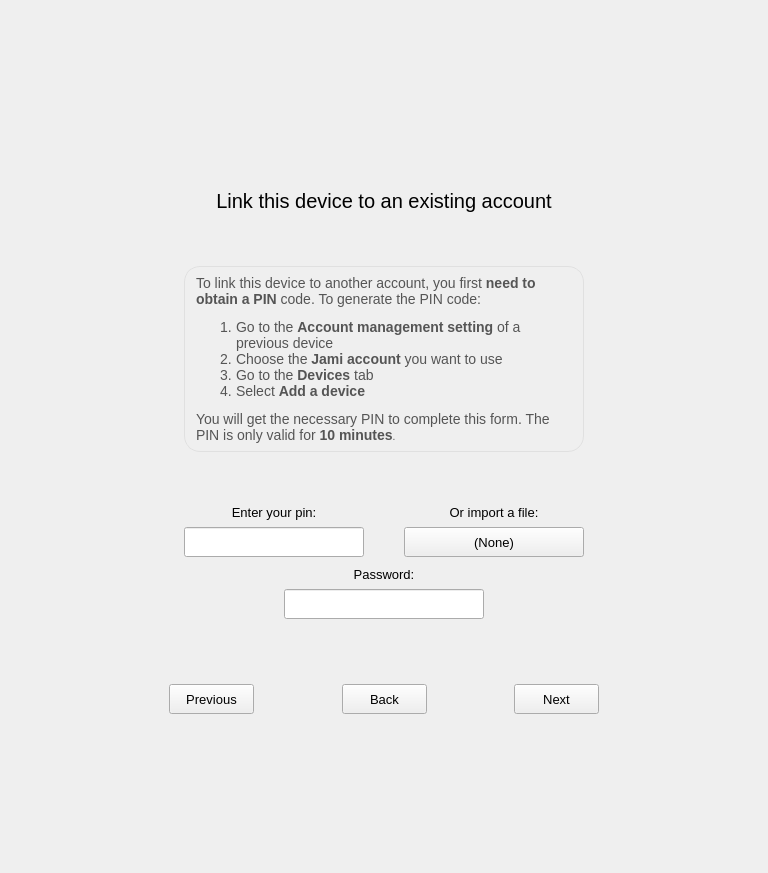
Old version of the form newwizardwidget.ui in the repository savoirfairelinux/jami-client-windows.
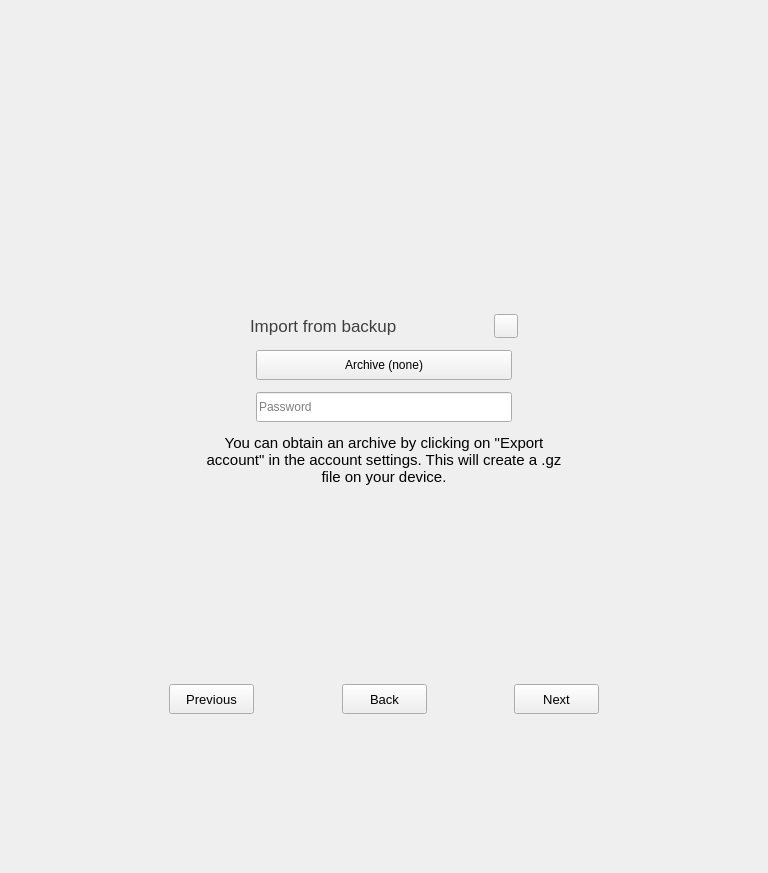
New version of the form. The open tabs and pages were chosen to show the change. Icons and pictures are not drawn. Custom widgets are drawn as their Qt base class.

Commit message:
newwizardwidget: rework account creation
+ Add Connect to Account Manager option
+ Separate import from backup/device

The edit to the form file:
```diff
--- a/newwizardwidget.ui
+++ b/newwizardwidget.ui
@@ -358,375 +358,7 @@
                  </item>
                 </layout>
                </widget>
-               <widget class="QWidget" name="linkRingAccountPage">
-                <layout class="QVBoxLayout" name="verticalLayout_7">
-                 <property name="spacing">
-                  <number>0</number>
-                 </property>
-                 <item>
-                  <spacer name="verticalSpacer">
-                   <property name="orientation">
-                    <enum>Qt::Vertical</enum>
-                   </property>
-                   <property name="sizeHint" stdset="0">
-                    <size>
-                     <width>20</width>
-                     <height>30</height>
-                    </size>
-                   </property>
-                  </spacer>
-                 </item>
-                 <item>
-                  <widget class="QLabel" name="label_2">
-                   <property name="sizePolicy">
-                    <sizepolicy hsizetype="Preferred" vsizetype="MinimumExpanding">
-                     <horstretch>0</horstretch>
-                     <verstretch>0</verstretch>
-                    </sizepolicy>
-                   </property>
-                   <property name="minimumSize">
-                    <size>
-                     <width>0</width>
-                     <height>0</height>
-                    </size>
-                   </property>
-                   <property name="maximumSize">
-                    <size>
-                     <width>16777215</width>
-                     <height>40</height>
-                    </size>
-                   </property>
-                   <property name="font">
-                    <font>
-                     <pointsize>15</pointsize>
-                    </font>
-                   </property>
-                   <property name="text">
-                    <string>Link this device to an existing account</string>
-                   </property>
-                   <property name="alignment">
-                    <set>Qt::AlignCenter</set>
-                   </property>
-                   <property name="wordWrap">
-                    <bool>false</bool>
-                   </property>
-                  </widget>
-                 </item>
-                 <item>
-                  <spacer name="verticalSpacer_15">
-                   <property name="orientation">
-                    <enum>Qt::Vertical</enum>
-                   </property>
-                   <property name="sizeHint" stdset="0">
-                    <size>
-                     <width>20</width>
-                     <height>40</height>
-                    </size>
-                   </property>
-                  </spacer>
-                 </item>
-                 <item>
-                  <widget class="QWidget" name="horizontalWidget" native="true">
-                   <layout class="QGridLayout" name="gridLayout_7">
-                    <property name="leftMargin">
-                     <number>0</number>
-                    </property>
-                    <property name="topMargin">
-                     <number>0</number>
-                    </property>
-                    <property name="rightMargin">
-                     <number>0</number>
-                    </property>
-                    <property name="bottomMargin">
-                     <number>0</number>
-                    </property>
-                    <property name="spacing">
-                     <number>0</number>
-                    </property>
-                    <item row="0" column="0">
-                     <widget class="QLabel" name="linkInfoLabel">
-                      <property name="sizePolicy">
-                       <sizepolicy hsizetype="Preferred" vsizetype="Fixed">
-                        <horstretch>0</horstretch>
-                        <verstretch>0</verstretch>
-                       </sizepolicy>
-                      </property>
-                      <property name="maximumSize">
-                       <size>
-                        <width>16777215</width>
-                        <height>195</height>
-                       </size>
-                      </property>
-                      <property name="font">
-                       <font>
-                        <pointsize>10</pointsize>
-                       </font>
-                      </property>
-                      <property name="styleSheet">
-                       <string notr="true">padding:8px;background-color:#efefef;border:1px solid #e0e0e0; border-radius:16px;</string>
-                      </property>
-                      <property name="text">
-                       <string>&lt;!DOCTYPE HTML PUBLIC &quot;-//W3C//DTD HTML 4.0//EN&quot; &quot;http://www.w3.org/TR/REC-html40/strict.dtd&quot;&gt;
-&lt;html&gt;&lt;head&gt;&lt;meta name=&quot;qrichtext&quot; content=&quot;1&quot; /&gt;&lt;style type=&quot;text/css&quot;&gt;
-p, li { white-space: pre-wrap; }
-&lt;/style&gt;&lt;/head&gt;&lt;body style=&quot; font-family:'MS Shell Dlg 2'; font-size:8pt; font-weight:400; font-style:normal;&quot;&gt;
-&lt;p style=&quot; margin-top:0px; margin-bottom:0px; margin-left:0px; margin-right:0px; -qt-block-indent:0; text-indent:0px;&quot;&gt;&lt;span style=&quot; font-family:'Ubuntu'; font-size:14px; color:#555555;&quot;&gt;To link this device to another account, you first &lt;/span&gt;&lt;span style=&quot; font-family:'Ubuntu'; font-size:14px; font-weight:600; color:#555555;&quot;&gt;need to obtain a PIN&lt;/span&gt;&lt;span style=&quot; font-family:'Ubuntu'; font-size:14px; color:#555555;&quot;&gt; code. To generate the PIN code:&lt;/span&gt;&lt;/p&gt;
-&lt;ol style=&quot;margin-top: 0px; margin-bottom: 0px; margin-left: 0px; margin-right: 0px; -qt-list-indent: 1;&quot;&gt;&lt;li style=&quot; font-family:'Ubuntu'; font-size:14px; color:#555555;&quot; style=&quot; margin-top:12px; margin-bottom:0px; margin-left:0px; margin-right:0px; -qt-block-indent:0; text-indent:0px;&quot;&gt;&lt;span style=&quot; font-size:14px;&quot;&gt;Go to the &lt;/span&gt;&lt;span style=&quot; font-size:14px; font-weight:600;&quot;&gt;Account management setting&lt;/span&gt;&lt;span style=&quot; font-size:14px;&quot;&gt; of a previous device&lt;/span&gt;&lt;/li&gt;
-&lt;li style=&quot; font-family:'Ubuntu'; font-size:14px; color:#555555;&quot; style=&quot; margin-top:0px; margin-bottom:0px; margin-left:0px; margin-right:0px; -qt-block-indent:0; text-indent:0px;&quot;&gt;&lt;span style=&quot; font-size:14px;&quot;&gt;Choose the &lt;/span&gt;&lt;span style=&quot; font-size:14px; font-weight:600;&quot;&gt;Jami account&lt;/span&gt;&lt;span style=&quot; font-size:14px;&quot;&gt; you want to use&lt;/span&gt;&lt;/li&gt;
-&lt;li style=&quot; font-family:'Ubuntu'; font-size:14px; color:#555555;&quot; style=&quot; margin-top:0px; margin-bottom:0px; margin-left:0px; margin-right:0px; -qt-block-indent:0; text-indent:0px;&quot;&gt;&lt;span style=&quot; font-size:14px;&quot;&gt;Go to the &lt;/span&gt;&lt;span style=&quot; font-size:14px; font-weight:600;&quot;&gt;Devices&lt;/span&gt;&lt;span style=&quot; font-size:14px;&quot;&gt; tab&lt;/span&gt;&lt;/li&gt;
-&lt;li style=&quot; font-family:'Ubuntu'; font-size:14px; color:#555555;&quot; style=&quot; margin-top:0px; margin-bottom:12px; margin-left:0px; margin-right:0px; -qt-block-indent:0; text-indent:0px;&quot;&gt;&lt;span style=&quot; font-size:14px;&quot;&gt;Select &lt;/span&gt;&lt;span style=&quot; font-size:14px; font-weight:600;&quot;&gt;Add a device&lt;/span&gt;&lt;/li&gt;&lt;/ol&gt;
-&lt;p style=&quot; margin-top:0px; margin-bottom:0px; margin-left:0px; margin-right:0px; -qt-block-indent:0; text-indent:0px;&quot;&gt;&lt;span style=&quot; font-family:'Ubuntu'; font-size:14px; color:#555555;&quot;&gt;You will get the necessary PIN to complete this form. The PIN is only valid for &lt;/span&gt;&lt;span style=&quot; font-family:'Ubuntu'; font-size:14px; font-weight:600; color:#555555;&quot;&gt;10 minutes&lt;/span&gt;&lt;span style=&quot; font-family:'Ubuntu'; font-size:10px; color:#555555;&quot;&gt;.&lt;/span&gt;&lt;/p&gt;&lt;/body&gt;&lt;/html&gt;</string>
-                      </property>
-                      <property name="wordWrap">
-                       <bool>true</bool>
-                      </property>
-                     </widget>
-                    </item>
-                   </layout>
-                  </widget>
-                 </item>
-                 <item>
-                  <spacer name="verticalSpacer_14">
-                   <property name="orientation">
-                    <enum>Qt::Vertical</enum>
-                   </property>
-                   <property name="sizeHint" stdset="0">
-                    <size>
-                     <width>20</width>
-                     <height>40</height>
-                    </size>
-                   </property>
-                  </spacer>
-                 </item>
-                 <item>
-                  <layout class="QHBoxLayout" name="horizontalLayout" stretch="0,0,0">
-                   <property name="topMargin">
-                    <number>0</number>
-                   </property>
-                   <item>
-                    <layout class="QGridLayout" name="gridLayout_3">
-                     <property name="topMargin">
-                      <number>0</number>
-                     </property>
-                     <property name="rightMargin">
-                      <number>0</number>
-                     </property>
-                     <property name="spacing">
-                      <number>0</number>
-                     </property>
-                     <item row="0" column="0">
-                      <widget class="QLabel" name="pinEditLabel">
-                       <property name="minimumSize">
-                        <size>
-                         <width>0</width>
-                         <height>30</height>
-                        </size>
-                       </property>
-                       <property name="font">
-                        <font>
-                         <pointsize>10</pointsize>
-                        </font>
-                       </property>
-                       <property name="text">
-                        <string>Enter your pin:</string>
-                       </property>
-                       <property name="alignment">
-                        <set>Qt::AlignCenter</set>
-                       </property>
-                      </widget>
-                     </item>
-                     <item row="1" column="0">
-                      <widget class="QLineEdit" name="pinEdit">
-                       <property name="minimumSize">
-                        <size>
-                         <width>180</width>
-                         <height>30</height>
-                        </size>
-                       </property>
-                       <property name="maximumSize">
-                        <size>
-                         <width>180</width>
-                         <height>16777215</height>
-                        </size>
-                       </property>
-                       <property name="font">
-                        <font>
-                         <pointsize>10</pointsize>
-                        </font>
-                       </property>
-                      </widget>
-                     </item>
-                    </layout>
-                   </item>
-                   <item>
-                    <spacer name="horizontalSpacer_3">
-                     <property name="orientation">
-                      <enum>Qt::Horizontal</enum>
-                     </property>
-                     <property name="sizeHint" stdset="0">
-                      <size>
-                       <width>40</width>
-                       <height>20</height>
-                      </size>
-                     </property>
-                    </spacer>
-                   </item>
-                   <item>
-                    <layout class="QGridLayout" name="gridLayout_4">
-                     <property name="topMargin">
-                      <number>0</number>
-                     </property>
-                     <property name="rightMargin">
-                      <number>0</number>
-                     </property>
-                     <property name="spacing">
-                      <number>0</number>
-                     </property>
-                     <item row="0" column="0">
-                      <widget class="QLabel" name="fileImportLabel">
-                       <property name="minimumSize">
-                        <size>
-                         <width>0</width>
-                         <height>30</height>
-                        </size>
-                       </property>
-                       <property name="font">
-                        <font>
-                         <pointsize>10</pointsize>
-                        </font>
-                       </property>
-                       <property name="text">
-                        <string>Or import a file:</string>
-                       </property>
-                       <property name="alignment">
-                        <set>Qt::AlignCenter</set>
-                       </property>
-                      </widget>
-                     </item>
-                     <item row="1" column="0">
-                      <widget class="QPushButton" name="fileImportBtn">
-                       <property name="minimumSize">
-                        <size>
-                         <width>180</width>
-                         <height>30</height>
-                        </size>
-                       </property>
-                       <property name="maximumSize">
-                        <size>
-                         <width>180</width>
-                         <height>30</height>
-                        </size>
-                       </property>
-                       <property name="font">
-                        <font>
-                         <pointsize>10</pointsize>
-                        </font>
-                       </property>
-                       <property name="toolTip">
-                        <string>Link from exported account archive file</string>
-                       </property>
-                       <property name="text">
-                        <string>(None)</string>
-                       </property>
-                      </widget>
-                     </item>
-                    </layout>
-                   </item>
-                  </layout>
-                 </item>
-                 <item>
-                  <spacer name="verticalSpacer_2">
-                   <property name="orientation">
-                    <enum>Qt::Vertical</enum>
-                   </property>
-                   <property name="sizeType">
-                    <enum>QSizePolicy::Fixed</enum>
-                   </property>
-                   <property name="sizeHint" stdset="0">
-                    <size>
-                     <width>20</width>
-                     <height>2</height>
-                    </size>
-                   </property>
-                  </spacer>
-                 </item>
-                 <item>
-                  <layout class="QGridLayout" name="gridLayout_2">
-                   <property name="topMargin">
-                    <number>0</number>
-                   </property>
-                   <property name="spacing">
-                    <number>0</number>
-                   </property>
-                   <item row="1" column="0">
-                    <widget class="QLineEdit" name="importPasswordEdit">
-                     <property name="sizePolicy">
-                      <sizepolicy hsizetype="Fixed" vsizetype="Fixed">
-                       <horstretch>200</horstretch>
-                       <verstretch>0</verstretch>
-                      </sizepolicy>
-                     </property>
-                     <property name="minimumSize">
-                      <size>
-                       <width>200</width>
-                       <height>30</height>
-                      </size>
-                     </property>
-                     <property name="maximumSize">
-                      <size>
-                       <width>200</width>
-                       <height>16777215</height>
-                      </size>
-                     </property>
-                     <property name="font">
-                      <font>
-                       <pointsize>10</pointsize>
-                      </font>
-                     </property>
-                     <property name="echoMode">
-                      <enum>QLineEdit::Password</enum>
-                     </property>
-                    </widget>
-                   </item>
-                   <item row="0" column="0">
-                    <widget class="QLabel" name="label_5">
-                     <property name="minimumSize">
-                      <size>
-                       <width>0</width>
-                       <height>30</height>
-                      </size>
-                     </property>
-                     <property name="font">
-                      <font>
-                       <pointsize>10</pointsize>
-                      </font>
-                     </property>
-                     <property name="text">
-                      <string>Password:</string>
-                     </property>
-                     <property name="alignment">
-                      <set>Qt::AlignCenter</set>
-                     </property>
-                    </widget>
-                   </item>
-                  </layout>
-                 </item>
-                 <item>
-                  <spacer name="verticalSpacer_13">
-                   <property name="orientation">
-                    <enum>Qt::Vertical</enum>
-                   </property>
-                   <property name="sizeHint" stdset="0">
-                    <size>
-                     <width>20</width>
-                     <height>30</height>
-                    </size>
-                   </property>
-                  </spacer>
-                 </item>
-                </layout>
-               </widget>
-               <widget class="QWidget" name="createRingAccountPage">
+               <widget class="QWidget" name="createAccountPage">
                 <layout class="QVBoxLayout" name="verticalLayout_5">
                  <property name="spacing">
                   <number>0</number>
@@ -2233,6 +1865,596 @@
                  </item>
                 </layout>
                </widget>
+               <widget class="QWidget" name="importFromBackupPage">
+                <layout class="QVBoxLayout" name="verticalLayout_18">
+                 <property name="spacing">
+                  <number>0</number>
+                 </property>
+                 <property name="leftMargin">
+                  <number>0</number>
+                 </property>
+                 <property name="topMargin">
+                  <number>0</number>
+                 </property>
+                 <property name="rightMargin">
+                  <number>0</number>
+                 </property>
+                 <property name="bottomMargin">
+                  <number>0</number>
+                 </property>
+                 <item>
+                  <spacer name="verticalSpacer_18">
+                   <property name="orientation">
+                    <enum>Qt::Vertical</enum>
+                   </property>
+                   <property name="sizeHint" stdset="0">
+                    <size>
+                     <width>20</width>
+                     <height>40</height>
+                    </size>
+                   </property>
+                  </spacer>
+                 </item>
+                 <item>
+                  <layout class="QVBoxLayout" name="verticalLayout_15">
+                   <property name="spacing">
+                    <number>12</number>
+                   </property>
+                   <property name="topMargin">
+                    <number>0</number>
+                   </property>
+                   <item>
+                    <layout class="QHBoxLayout" name="horizontalLayout_18">
+                     <item>
+                      <spacer name="horizontalSpacer_11">
+                       <property name="orientation">
+                        <enum>Qt::Horizontal</enum>
+                       </property>
+                       <property name="sizeHint" stdset="0">
+                        <size>
+                         <width>40</width>
+                         <height>20</height>
+                        </size>
+                       </property>
+                      </spacer>
+                     </item>
+                     <item>
+                      <widget class="QLabel" name="importFromBackupLabel">
+                       <property name="minimumSize">
+                        <size>
+                         <width>232</width>
+                         <height>0</height>
+                        </size>
+                       </property>
+                       <property name="maximumSize">
+                        <size>
+                         <width>232</width>
+                         <height>16777215</height>
+                        </size>
+                       </property>
+                       <property name="font">
+                        <font>
+                         <pointsize>13</pointsize>
+                        </font>
+                       </property>
+                       <property name="styleSheet">
+                        <string notr="true">color: rgb(63, 63, 63)</string>
+                       </property>
+                       <property name="text">
+                        <string>Import from backup</string>
+                       </property>
+                      </widget>
+                     </item>
+                     <item>
+                      <widget class="QPushButton" name="backupInfoBtn">
+                       <property name="minimumSize">
+                        <size>
+                         <width>24</width>
+                         <height>24</height>
+                        </size>
+                       </property>
+                       <property name="maximumSize">
+                        <size>
+                         <width>24</width>
+                         <height>24</height>
+                        </size>
+                       </property>
+                       <property name="text">
+                        <string/>
+                       </property>
+                       <property name="icon">
+                        <iconset resource="ressources.qrc">
+                         <normaloff>:/images/icons/info-24px.svg</normaloff>:/images/icons/info-24px.svg</iconset>
+                       </property>
+                       <property name="iconSize">
+                        <size>
+                         <width>24</width>
+                         <height>24</height>
+                        </size>
+                       </property>
+                      </widget>
+                     </item>
+                     <item>
+                      <spacer name="horizontalSpacer_12">
+                       <property name="orientation">
+                        <enum>Qt::Horizontal</enum>
+                       </property>
+                       <property name="sizeHint" stdset="0">
+                        <size>
+                         <width>40</width>
+                         <height>20</height>
+                        </size>
+                       </property>
+                      </spacer>
+                     </item>
+                    </layout>
+                   </item>
+                   <item alignment="Qt::AlignHCenter">
+                    <widget class="QPushButton" name="fileImportBtn">
+                     <property name="minimumSize">
+                      <size>
+                       <width>256</width>
+                       <height>30</height>
+                      </size>
+                     </property>
+                     <property name="maximumSize">
+                      <size>
+                       <width>256</width>
+                       <height>16777215</height>
+                      </size>
+                     </property>
+                     <property name="font">
+                      <font>
+                       <pointsize>9</pointsize>
+                      </font>
+                     </property>
+                     <property name="text">
+                      <string>Archive (none)</string>
+                     </property>
+                    </widget>
+                   </item>
+                   <item alignment="Qt::AlignHCenter">
+                    <widget class="QLineEdit" name="passwordFromBackupEdit">
+                     <property name="minimumSize">
+                      <size>
+                       <width>256</width>
+                       <height>30</height>
+                      </size>
+                     </property>
+                     <property name="maximumSize">
+                      <size>
+                       <width>256</width>
+                       <height>16777215</height>
+                      </size>
+                     </property>
+                     <property name="inputMask">
+                      <string/>
+                     </property>
+                     <property name="echoMode">
+                      <enum>QLineEdit::Password</enum>
+                     </property>
+                     <property name="placeholderText">
+                      <string>Password</string>
+                     </property>
+                    </widget>
+                   </item>
+                   <item>
+                    <widget class="QLabel" name="backupInfoLabel">
+                     <property name="minimumSize">
+                      <size>
+                       <width>0</width>
+                       <height>0</height>
+                      </size>
+                     </property>
+                     <property name="maximumSize">
+                      <size>
+                       <width>16777215</width>
+                       <height>16777215</height>
+                      </size>
+                     </property>
+                     <property name="font">
+                      <font>
+                       <pointsize>11</pointsize>
+                      </font>
+                     </property>
+                     <property name="text">
+                      <string>You can obtain an archive by clicking on &quot;Export account&quot; in the account settings. This will create a .gz file on your device.</string>
+                     </property>
+                     <property name="alignment">
+                      <set>Qt::AlignCenter</set>
+                     </property>
+                     <property name="wordWrap">
+                      <bool>true</bool>
+                     </property>
+                    </widget>
+                   </item>
+                  </layout>
+                 </item>
+                 <item>
+                  <spacer name="verticalSpacer_24">
+                   <property name="orientation">
+                    <enum>Qt::Vertical</enum>
+                   </property>
+                   <property name="sizeHint" stdset="0">
+                    <size>
+                     <width>20</width>
+                     <height>40</height>
+                    </size>
+                   </property>
+                  </spacer>
+                 </item>
+                </layout>
+               </widget>
+               <widget class="QWidget" name="importFromDevicePage">
+                <layout class="QVBoxLayout" name="verticalLayout_19">
+                 <property name="spacing">
+                  <number>0</number>
+                 </property>
+                 <property name="leftMargin">
+                  <number>0</number>
+                 </property>
+                 <property name="topMargin">
+                  <number>0</number>
+                 </property>
+                 <property name="rightMargin">
+                  <number>0</number>
+                 </property>
+                 <property name="bottomMargin">
+                  <number>0</number>
+                 </property>
+                 <item>
+                  <spacer name="verticalSpacer_21">
+                   <property name="orientation">
+                    <enum>Qt::Vertical</enum>
+                   </property>
+                   <property name="sizeHint" stdset="0">
+                    <size>
+                     <width>20</width>
+                     <height>40</height>
+                    </size>
+                   </property>
+                  </spacer>
+                 </item>
+                 <item>
+                  <layout class="QVBoxLayout" name="verticalLayout_16">
+                   <property name="spacing">
+                    <number>12</number>
+                   </property>
+                   <property name="topMargin">
+                    <number>0</number>
+                   </property>
+                   <item>
+                    <layout class="QHBoxLayout" name="horizontalLayout">
+                     <property name="spacing">
+                      <number>0</number>
+                     </property>
+                     <item>
+                      <spacer name="horizontalSpacer_3">
+                       <property name="orientation">
+                        <enum>Qt::Horizontal</enum>
+                       </property>
+                       <property name="sizeHint" stdset="0">
+                        <size>
+                         <width>40</width>
+                         <height>20</height>
+                        </size>
+                       </property>
+                      </spacer>
+                     </item>
+                     <item>
+                      <widget class="QLabel" name="importFromDeviceLabel">
+                       <property name="minimumSize">
+                        <size>
+                         <width>234</width>
+                         <height>0</height>
+                        </size>
+                       </property>
+                       <property name="maximumSize">
+                        <size>
+                         <width>234</width>
+                         <height>16777215</height>
+                        </size>
+                       </property>
+                       <property name="font">
+                        <font>
+                         <pointsize>13</pointsize>
+                        </font>
+                       </property>
+                       <property name="styleSheet">
+                        <string notr="true">color: rgb(63, 63, 63)</string>
+                       </property>
+                       <property name="text">
+                        <string>Import from device</string>
+                       </property>
+                      </widget>
+                     </item>
+                     <item>
+                      <widget class="QPushButton" name="pinInfoBtn">
+                       <property name="minimumSize">
+                        <size>
+                         <width>24</width>
+                         <height>24</height>
+                        </size>
+                       </property>
+                       <property name="maximumSize">
+                        <size>
+                         <width>24</width>
+                         <height>24</height>
+                        </size>
+                       </property>
+                       <property name="text">
+                        <string/>
+                       </property>
+                       <property name="icon">
+                        <iconset>
+                         <normalon>:/images/icons/info-24px.svg</normalon>
+                        </iconset>
+                       </property>
+                       <property name="iconSize">
+                        <size>
+                         <width>24</width>
+                         <height>24</height>
+                        </size>
+                       </property>
+                      </widget>
+                     </item>
+                     <item>
+                      <spacer name="horizontalSpacer_10">
+                       <property name="orientation">
+                        <enum>Qt::Horizontal</enum>
+                       </property>
+                       <property name="sizeHint" stdset="0">
+                        <size>
+                         <width>40</width>
+                         <height>20</height>
+                        </size>
+                       </property>
+                      </spacer>
+                     </item>
+                    </layout>
+                   </item>
+                   <item alignment="Qt::AlignHCenter">
+                    <widget class="QLineEdit" name="pinFromDevice">
+                     <property name="minimumSize">
+                      <size>
+                       <width>256</width>
+                       <height>30</height>
+                      </size>
+                     </property>
+                     <property name="maximumSize">
+                      <size>
+                       <width>256</width>
+                       <height>16777215</height>
+                      </size>
+                     </property>
+                     <property name="text">
+                      <string/>
+                     </property>
+                     <property name="placeholderText">
+                      <string>PIN</string>
+                     </property>
+                    </widget>
+                   </item>
+                   <item alignment="Qt::AlignHCenter">
+                    <widget class="QLineEdit" name="passwordFromDevice">
+                     <property name="minimumSize">
+                      <size>
+                       <width>256</width>
+                       <height>30</height>
+                      </size>
+                     </property>
+                     <property name="maximumSize">
+                      <size>
+                       <width>256</width>
+                       <height>16777215</height>
+                      </size>
+                     </property>
+                     <property name="inputMask">
+                      <string/>
+                     </property>
+                     <property name="echoMode">
+                      <enum>QLineEdit::Password</enum>
+                     </property>
+                     <property name="placeholderText">
+                      <string>Password</string>
+                     </property>
+                    </widget>
+                   </item>
+                   <item>
+                    <widget class="QLabel" name="pinInfoLabel">
+                     <property name="minimumSize">
+                      <size>
+                       <width>256</width>
+                       <height>0</height>
+                      </size>
+                     </property>
+                     <property name="maximumSize">
+                      <size>
+                       <width>16777215</width>
+                       <height>16777215</height>
+                      </size>
+                     </property>
+                     <property name="font">
+                      <font>
+                       <pointsize>11</pointsize>
+                      </font>
+                     </property>
+                     <property name="text">
+                      <string>To obtain a PIN (valid for 10 minutes), you need to open the account settings on the other device and click on &quot;Link to another device&quot;.</string>
+                     </property>
+                     <property name="alignment">
+                      <set>Qt::AlignCenter</set>
+                     </property>
+                     <property name="wordWrap">
+                      <bool>true</bool>
+                     </property>
+                    </widget>
+                   </item>
+                  </layout>
+                 </item>
+                 <item>
+                  <spacer name="verticalSpacer_25">
+                   <property name="orientation">
+                    <enum>Qt::Vertical</enum>
+                   </property>
+                   <property name="sizeHint" stdset="0">
+                    <size>
+                     <width>20</width>
+                     <height>40</height>
+                    </size>
+                   </property>
+                  </spacer>
+                 </item>
+                </layout>
+               </widget>
+               <widget class="QWidget" name="connectToAccountManagerPage">
+                <layout class="QVBoxLayout" name="verticalLayout_20">
+                 <property name="spacing">
+                  <number>0</number>
+                 </property>
+                 <property name="leftMargin">
+                  <number>0</number>
+                 </property>
+                 <property name="topMargin">
+                  <number>0</number>
+                 </property>
+                 <property name="rightMargin">
+                  <number>0</number>
+                 </property>
+                 <property name="bottomMargin">
+                  <number>0</number>
+                 </property>
+                 <item>
+                  <spacer name="verticalSpacer_22">
+                   <property name="orientation">
+                    <enum>Qt::Vertical</enum>
+                   </property>
+                   <property name="sizeHint" stdset="0">
+                    <size>
+                     <width>20</width>
+                     <height>40</height>
+                    </size>
+                   </property>
+                  </spacer>
+                 </item>
+                 <item>
+                  <layout class="QVBoxLayout" name="verticalLayout_17">
+                   <property name="spacing">
+                    <number>12</number>
+                   </property>
+                   <property name="topMargin">
+                    <number>0</number>
+                   </property>
+                   <item alignment="Qt::AlignHCenter">
+                    <widget class="QLabel" name="SignInLabel">
+                     <property name="minimumSize">
+                      <size>
+                       <width>256</width>
+                       <height>0</height>
+                      </size>
+                     </property>
+                     <property name="maximumSize">
+                      <size>
+                       <width>256</width>
+                       <height>16777215</height>
+                      </size>
+                     </property>
+                     <property name="font">
+                      <font>
+                       <pointsize>13</pointsize>
+                      </font>
+                     </property>
+                     <property name="styleSheet">
+                      <string notr="true">color: rgb(63, 63, 63)</string>
+                     </property>
+                     <property name="text">
+                      <string>Sign in</string>
+                     </property>
+                    </widget>
+                   </item>
+                   <item alignment="Qt::AlignHCenter">
+                    <widget class="QLineEdit" name="usernameManagerEdit">
+                     <property name="minimumSize">
+                      <size>
+                       <width>256</width>
+                       <height>30</height>
+                      </size>
+                     </property>
+                     <property name="maximumSize">
+                      <size>
+                       <width>256</width>
+                       <height>16777215</height>
+                      </size>
+                     </property>
+                     <property name="text">
+                      <string/>
+                     </property>
+                     <property name="placeholderText">
+                      <string>Username</string>
+                     </property>
+                    </widget>
+                   </item>
+                   <item alignment="Qt::AlignHCenter">
+                    <widget class="QLineEdit" name="passwordManagerEdit">
+                     <property name="minimumSize">
+                      <size>
+                       <width>256</width>
+                       <height>30</height>
+                      </size>
+                     </property>
+                     <property name="maximumSize">
+                      <size>
+                       <width>256</width>
+                       <height>16777215</height>
+                      </size>
+                     </property>
+                     <property name="inputMask">
+                      <string/>
+                     </property>
+                     <property name="echoMode">
+                      <enum>QLineEdit::Password</enum>
+                     </property>
+                     <property name="placeholderText">
+                      <string>Password</string>
+                     </property>
+                    </widget>
+                   </item>
+                   <item alignment="Qt::AlignHCenter">
+                    <widget class="QLineEdit" name="accountManagerEdit">
+                     <property name="minimumSize">
+                      <size>
+                       <width>256</width>
+                       <height>30</height>
+                      </size>
+                     </property>
+                     <property name="maximumSize">
+                      <size>
+                       <width>256</width>
+                       <height>16777215</height>
+                      </size>
+                     </property>
+                     <property name="placeholderText">
+                      <string>Account manager</string>
+                     </property>
+                    </widget>
+                   </item>
+                  </layout>
+                 </item>
+                 <item>
+                  <spacer name="verticalSpacer_19">
+                   <property name="orientation">
+                    <enum>Qt::Vertical</enum>
+                   </property>
+                   <property name="sizeHint" stdset="0">
+                    <size>
+                     <width>20</width>
+                     <height>40</height>
+                    </size>
+                   </property>
+                  </spacer>
+                 </item>
+                </layout>
+               </widget>
                <widget class="QWidget" name="spinnerPage">
                 <layout class="QVBoxLayout" name="verticalLayout_4">
                  <item>
```
Left out of the diff: 135 changed lines with no effect on the pictures. The commit also changes 5 other files.
